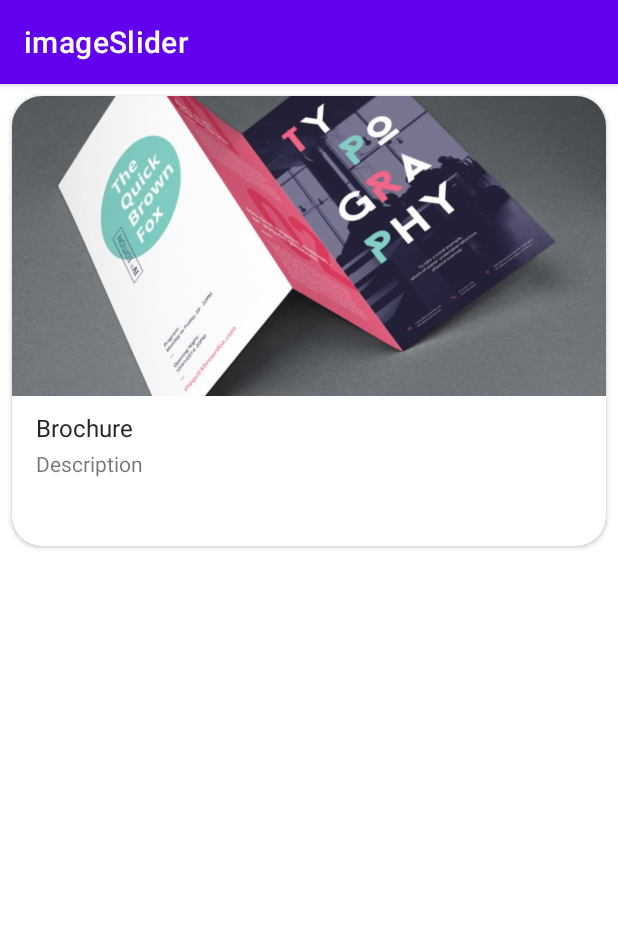
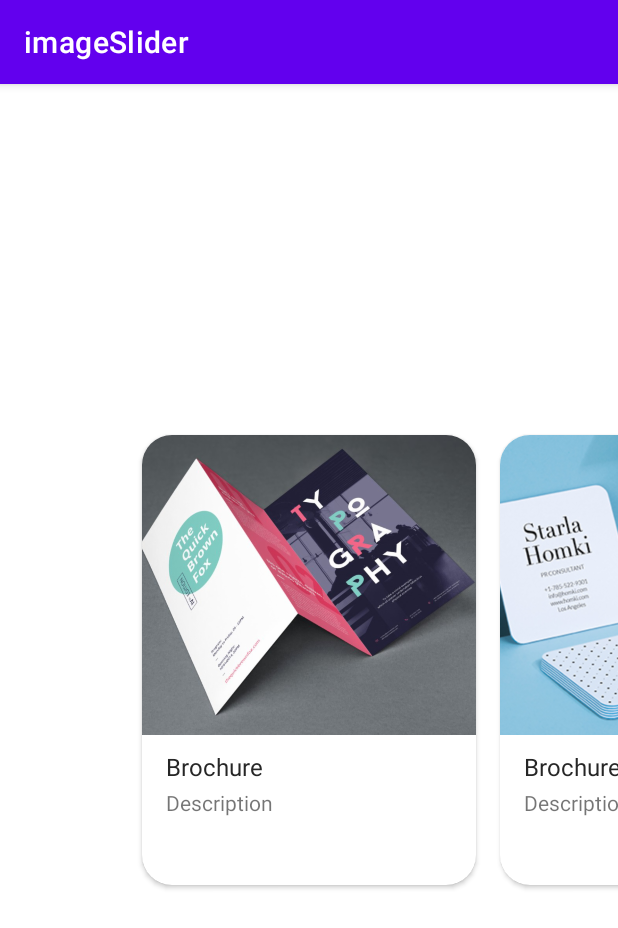
Before and after one commit to ilearn-code/imageSlider, an Android app: the screen it shows after launch (MainActivity), on a phone screen of 412 x 824 dp. Shown: the top 928 px of the screen. Run offline under Robolectric (Android 15) with nearby library versions, the phone set to English and light mode, and no system bars.

```diff
--- a/app/src/main/java/com/example/imageslider/MainActivity.java
+++ b/app/src/main/java/com/example/imageslider/MainActivity.java
@@ -18,8 +18,9 @@ public class MainActivity extends AppCompatActivity {
     protected void onCreate(Bundle savedInstanceState) {
         super.onCreate(savedInstanceState);
         setContentView(R.layout.activity_main);
+
         mViewPager = (ViewPager)findViewById(R.id.viewPagerMain);
-
+      mViewPager.setPadding(130, 0, 130, 0);
         // Initializing the ViewPagerAdapter
         mViewPagerAdapter = new adapter(MainActivity.this, images);
 
--- a/app/src/main/res/layout/activity_main.xml
+++ b/app/src/main/res/layout/activity_main.xml
@@ -10,5 +10,9 @@
     <androidx.viewpager.widget.ViewPager
         android:id="@+id/viewPagerMain"
         android:layout_width="match_parent"
-        android:layout_height="match_parent"/>
+        android:layout_height="match_parent"
+        android:layout_centerInParent="true"
+        android:clipToPadding="false"
+        android:foregroundGravity="center"
+        android:overScrollMode="never"/>
 </androidx.constraintlayout.widget.ConstraintLayout>
--- a/app/src/main/res/layout/item.xml
+++ b/app/src/main/res/layout/item.xml
@@ -1,8 +1,10 @@
 <?xml version="1.0" encoding="utf-8"?>
 <LinearLayout xmlns:android="http://schemas.android.com/apk/res/android"
+    xmlns:app="http://schemas.android.com/apk/res-auto"
+    android:orientation="vertical"
     android:layout_width="match_parent"
     android:layout_height="match_parent"
-    xmlns:app="http://schemas.android.com/apk/res-auto">
+    android:gravity="center_vertical">
 
     <androidx.cardview.widget.CardView
         android:layout_width="match_parent"
```
